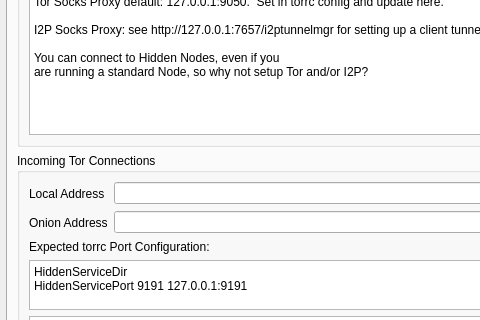
The window that retroshare-gui/src/gui/settings/ServerPage.ui (RetroShare/RetroShare) describes before a commit, drawn with Qt 5; both pictures show x 0 to 480 and y 138 to 458 of the 722 by 650 pixel window.
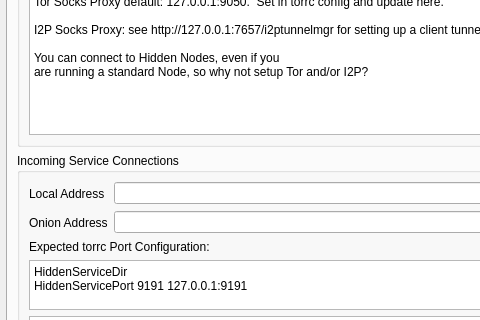
The same window after the commit. Icons and pictures are not drawn.

```diff
--- a/retroshare-gui/src/gui/settings/ServerPage.ui
+++ b/retroshare-gui/src/gui/settings/ServerPage.ui
@@ -922,7 +922,7 @@
           </sizepolicy>
          </property>
          <property name="title">
-          <string>Incoming Tor Connections</string>
+          <string>Incoming Service Connections</string>
          </property>
          <layout class="QVBoxLayout" name="verticalLayout_7">
           <item>
```
Left out of the diff: 20 changed lines with no effect on the pictures.
